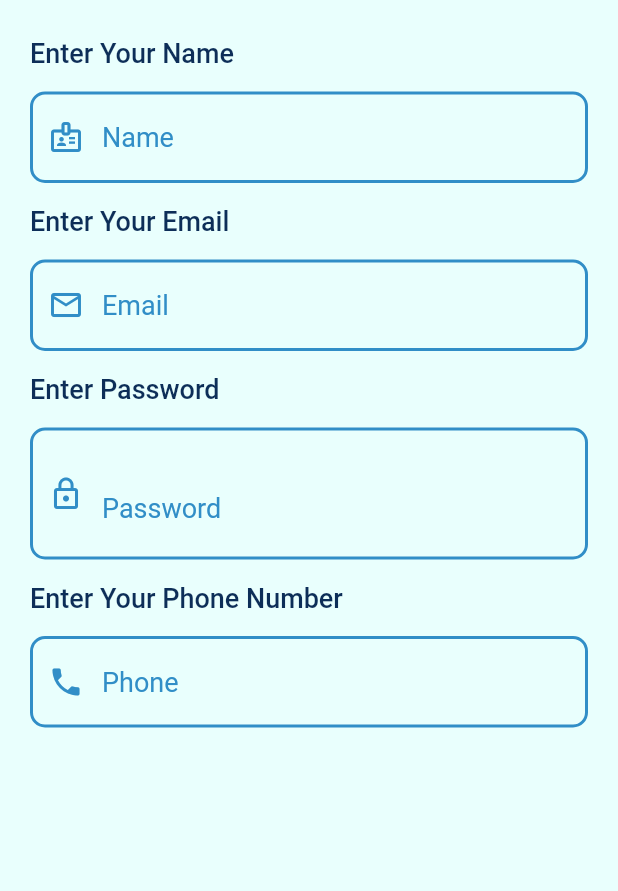
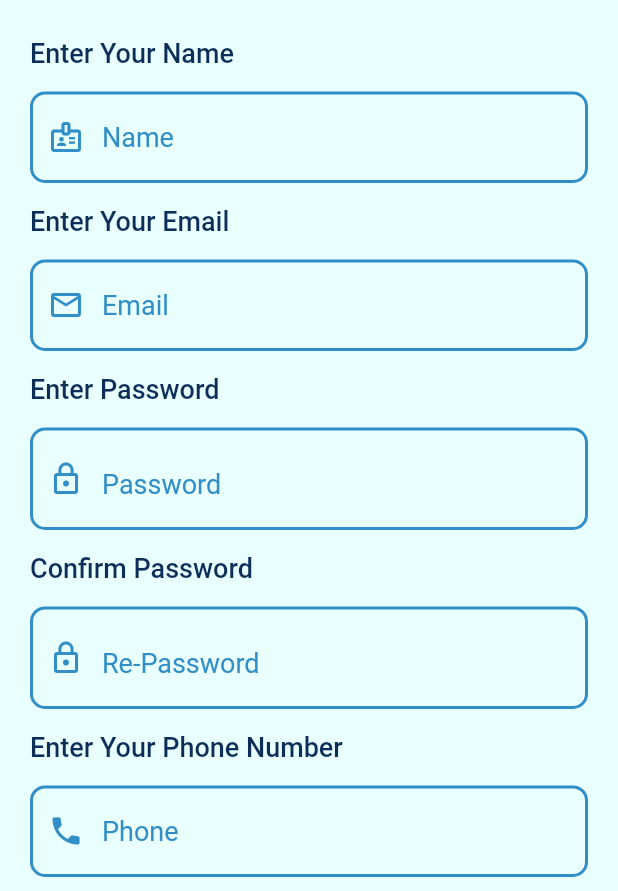
Before and after one commit to john-safwat/Gaya-Store-App, a Flutter app: the screen it shows after launch, on a phone screen of 412 x 824 dp, the part 345-1236 px from its top. Run offline on Flutter 3.47's test engine with Material 2 defaults, Android fonts, the phone set to English and light mode, and no system bars; our stand-ins replace another_flutter_splash_screen, image_picker.

Commit message:
% main.dart % pubspec.lock % pubspec.yaml % RegistrationScreenView.dart + RegistrationScreenViewModel.dart

```diff
--- a/lib/Presentation/UI/Registration/RegistrationScreenView.dart
+++ b/lib/Presentation/UI/Registration/RegistrationScreenView.dart
@@ -1,6 +1,8 @@
 import 'package:ecommerce/Core/Theme/MyTheme.dart';
+import 'package:ecommerce/Presentation/UI/Registration/RegistrationScreenViewModel.dart';
 import 'package:flutter/material.dart';
 import 'package:image_picker/image_picker.dart';
+import 'package:provider/provider.dart';
 
 class RegistrationScreen extends StatefulWidget {
   static const String routeName = "RegistrationScreen";
@@ -10,14 +12,19 @@ class RegistrationScreen extends StatefulWidget {
 }
 
 class _RegistrationScreenState extends State<RegistrationScreen> {
-  // test image piker
-  final ImagePicker picker = ImagePicker();
-
-  XFile? image;
+  bool isVisible = false;
+  RegistrationScreenViewModel viewModel = RegistrationScreenViewModel();
+  TextEditingController nameController = TextEditingController();
+  TextEditingController emailController = TextEditingController();
+  TextEditingController passwordController = TextEditingController();
+  TextEditingController rePasswordController = TextEditingController();
+  TextEditingController phoneController = TextEditingController();
 
   @override
   Widget build(BuildContext context) {
-    return Scaffold(
+    return ChangeNotifierProvider(
+      create: (context) => viewModel,
+      child: Scaffold(
         body: SafeArea(
           child: SingleChildScrollView(
             child: Padding(
@@ -41,7 +48,7 @@ class _RegistrationScreenState extends State<RegistrationScreen> {
                   // the text field
                   Form(
                       child: Column(
-                    crossAxisAlignment: CrossAxisAlignment.start,
+                      crossAxisAlignment: CrossAxisAlignment.stretch,
                       children: [
                         // the name data field
                         dataFormField(
@@ -49,6 +56,8 @@ class _RegistrationScreenState extends State<RegistrationScreen> {
                           titleText: "Enter Your Name",
                           icon: const Icon(Icons.badge_outlined),
                           keyboardType: TextInputType.text,
+                          inputController: nameController,
+                          validation: viewModel.nameValidation,
                         ),
                         // the Email data field
                         dataFormField(
@@ -56,11 +65,22 @@ class _RegistrationScreenState extends State<RegistrationScreen> {
                           titleText: "Enter Your Email",
                           icon: const Icon(Icons.email_outlined),
                           keyboardType: TextInputType.text,
+                          inputController: emailController,
+                          validation: viewModel.emailValidation,
                         ),
                         passwordFormField(
                           hintText: "Password",
                           titleText: "Enter Password",
-                          keyboardType: TextInputType.text
+                          keyboardType: TextInputType.text,
+                          inputController: passwordController,
+                          validation: viewModel.passwordValidation,
+                        ),
+                        passwordFormField(
+                          hintText: "Re-Password",
+                          titleText: "Confirm Password",
+                          keyboardType: TextInputType.text,
+                          inputController: rePasswordController,
+                          validation: viewModel.rePasswordValidation,
                         ),
                         // the Phone data field
                         dataFormField(
@@ -68,10 +88,35 @@ class _RegistrationScreenState extends State<RegistrationScreen> {
                           titleText: "Enter Your Phone Number",
                           icon: const Icon(Icons.phone),
                           keyboardType: TextInputType.number,
+                          inputController: phoneController,
+                          validation: viewModel.phoneValidation,
+                        ),
+                        Container(
+                          margin: const EdgeInsets.symmetric(vertical: 20),
+                          child: ElevatedButton(
+                            onPressed: () {},
+                            style: ButtonStyle(
+                              shape: MaterialStateProperty.all(RoundedRectangleBorder(
+                                borderRadius: BorderRadius.circular(10),
+                              )),
+                              backgroundColor: MaterialStateProperty.all(MyTheme.blue)
+                            ),
+                            child: const Padding(
+                              padding: EdgeInsets.all(15.0),
+                              child: Text(
+                                "Register Now",
+                                style: TextStyle(
+                                    fontSize: 22,
+                                    color: Colors.white,
+                                    fontWeight: FontWeight.bold),
+                              ),
+                            ),
+                          ),
                         ),
                     ],
                   ))
                 ],
+              ),
             ),
           ),
         ),
@@ -84,7 +129,10 @@ class _RegistrationScreenState extends State<RegistrationScreen> {
       {required String hintText,
       required String titleText,
       required Icon icon,
-      required TextInputType keyboardType}) {
+      required TextInputType keyboardType,
+        required TextEditingController inputController ,
+        required Function validation,
+      }) {
     return Column(
       crossAxisAlignment: CrossAxisAlignment.start,
       children: [
@@ -101,6 +149,9 @@ class _RegistrationScreenState extends State<RegistrationScreen> {
         ),
         // text field
         TextFormField(
+          validator: (value) => validation(value),
+          controller: inputController,
+          autovalidateMode: AutovalidateMode.onUserInteraction,
           enableIMEPersonalizedLearning: true,
           autocorrect: true,
           style: const TextStyle(
@@ -123,6 +174,9 @@ class _RegistrationScreenState extends State<RegistrationScreen> {
             errorBorder: OutlineInputBorder(
                 borderRadius: BorderRadius.circular(10),
                 borderSide: const BorderSide(width: 2, color: Colors.red)),
+            focusedErrorBorder: OutlineInputBorder(
+                borderRadius: BorderRadius.circular(10),
+                borderSide: const BorderSide(width: 2, color: Colors.red)),
             disabledBorder: OutlineInputBorder(
                 borderRadius: BorderRadius.circular(10),
                 borderSide: const BorderSide(width: 2, color: MyTheme.blue)),
@@ -135,7 +189,10 @@ class _RegistrationScreenState extends State<RegistrationScreen> {
   Widget passwordFormField(
       {required String hintText,
       required String titleText,
-      required TextInputType keyboardType}) {
+      required TextInputType keyboardType,
+        required TextEditingController inputController ,
+        required Function validation
+      }) {
     return Column(
       crossAxisAlignment: CrossAxisAlignment.start,
       children: [
@@ -152,8 +209,11 @@ class _RegistrationScreenState extends State<RegistrationScreen> {
         ),
         // text field
         TextFormField(
+          validator: (value) => validation(value),
+          controller: inputController,
           enableIMEPersonalizedLearning: true,
           autocorrect: true,
+          obscureText: isVisible,
           style: const TextStyle(
             color: MyTheme.blue,
             fontSize: 18,
@@ -165,10 +225,19 @@ class _RegistrationScreenState extends State<RegistrationScreen> {
             contentPadding: const EdgeInsets.all(20),
             prefixIcon: const Icon(Icons.lock_outline),
             prefixIconColor: MyTheme.blue,
-            suffix: IconButton(
-              onPressed: () {},
-              icon: const Icon(Icons.remove_red_eye_outlined),
-            ),
+            suffix: InkWell(
+                overlayColor: MaterialStateProperty.all(Colors.transparent),
+                onTap: () {
+                  setState(() {
+                    isVisible = !isVisible;
+                  });
+                },
+                child: Icon(
+                  isVisible
+                      ? Icons.visibility_off_outlined
+                      : Icons.visibility_outlined,
+                  color: MyTheme.blue,
+                )),
             enabledBorder: OutlineInputBorder(
                 borderRadius: BorderRadius.circular(10),
                 borderSide: const BorderSide(width: 2, color: MyTheme.blue)),
@@ -176,6 +245,9 @@ class _RegistrationScreenState extends State<RegistrationScreen> {
                 borderRadius: BorderRadius.circular(10),
                 borderSide: const BorderSide(width: 2, color: MyTheme.blue)),
             errorBorder: OutlineInputBorder(
+                borderRadius: BorderRadius.circular(10),
+                borderSide: const BorderSide(width: 2, color: Colors.red)),
+            focusedErrorBorder: OutlineInputBorder(
                 borderRadius: BorderRadius.circular(10),
                 borderSide: const BorderSide(width: 2, color: Colors.red)),
             disabledBorder: OutlineInputBorder(
--- /dev/null
+++ b/lib/Presentation/UI/Registration/RegistrationScreenViewModel.dart
@@ -0,0 +1,16 @@
+import 'package:flutter/widgets.dart';
+
+class RegistrationScreenViewModel extends ChangeNotifier{
+  String? nameValidation(String input){
+    if (input.isEmpty){
+      return "The Name Can't Be Empty";
+    }else if (RegExp(r'[!@#<>?":_`~;[\]\\|=+)(*&^%\s-]').hasMatch(input)){
+      return "Name Mustn't Contain Special Characters";
+    }
+    return null;
+  }
+  String? emailValidation(String input){return null;}
+  String? passwordValidation(String input){return null;}
+  String? rePasswordValidation(String input){return null;}
+  String? phoneValidation(String input){return null;}
+}
--- a/lib/main.dart
+++ b/lib/main.dart
@@ -12,6 +12,7 @@ class MyApp extends StatelessWidget {
   @override
   Widget build(BuildContext context) {
     return MaterialApp(
+      debugShowCheckedModeBanner: false,
       routes: {
         SplashScreen.routeName :(_) => SplashScreen(),
         LoginScreen.routeName :(_) => LoginScreen(),
--- a/pubspec.yaml
+++ b/pubspec.yaml
@@ -37,6 +37,7 @@ dependencies:
   cupertino_icons: ^1.0.2
   another_flutter_splash_screen: ^1.1.4
   image_picker: ^0.8.7
+  provider: ^6.0.5
 
 dev_dependencies:
   flutter_test:
```
Also changed, not shown: pubspec.lock. Lines whose indentation alone changed are shown as unchanged.
